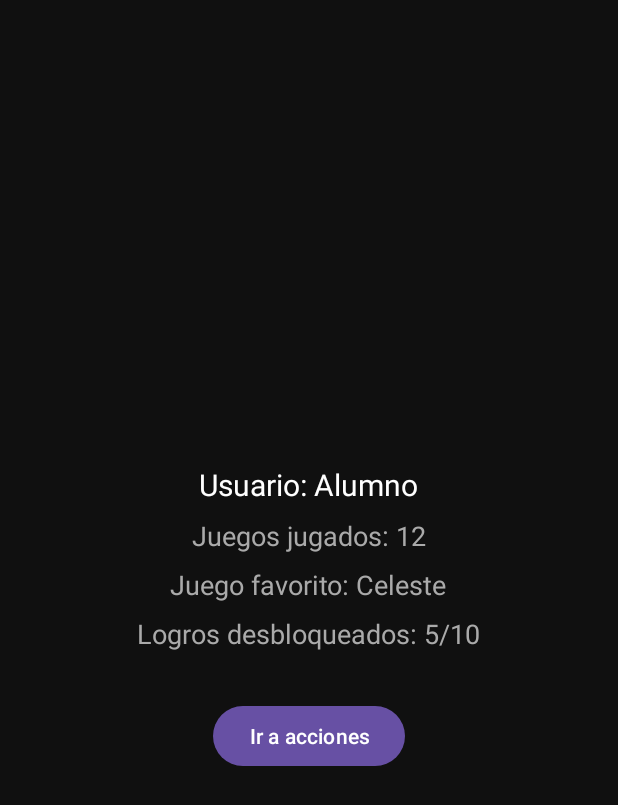
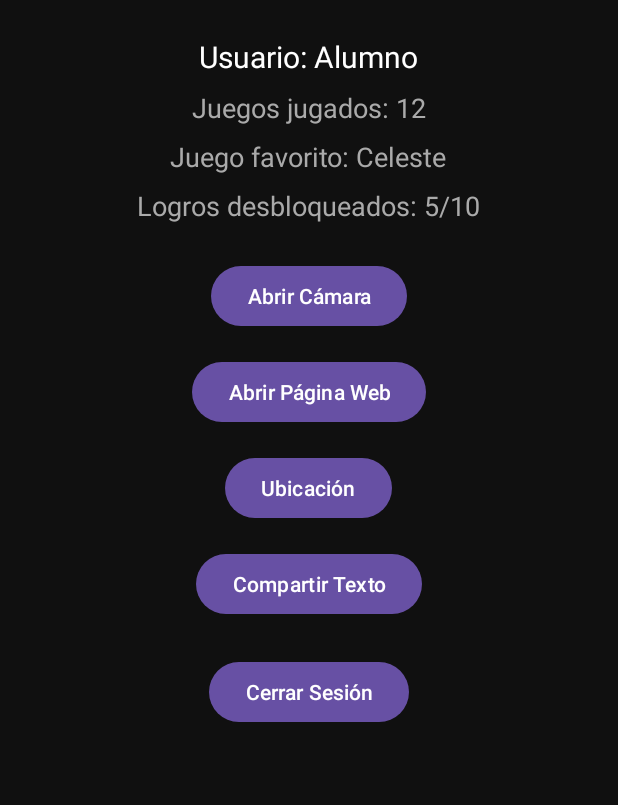
Before and after one commit to MarcoRico02/evaluacion1, an Android app: the ProfileActivity screen opened directly, with no data from a screen before it, on a phone screen of 412 x 824 dp. Shown: the top 805 px of the screen. Run offline under Robolectric (Android 15) with nearby library versions, the phone set to English and light mode, and no system bars.

Commit message:
Funcionalidad adicional

```diff
--- a/app/src/main/res/layout/activity_profile.xml
+++ b/app/src/main/res/layout/activity_profile.xml
@@ -1,12 +1,17 @@
 <?xml version="1.0" encoding="utf-8"?>
-<LinearLayout xmlns:android="http://schemas.android.com/apk/res/android"
-    android:orientation="vertical"
-    android:gravity="center"
-    android:padding="24dp"
+<ScrollView xmlns:android="http://schemas.android.com/apk/res/android"
     android:background="#101010"
     android:layout_width="match_parent"
     android:layout_height="match_parent">
 
+    <LinearLayout
+        android:orientation="vertical"
+        android:gravity="center"
+        android:padding="24dp"
+        android:layout_width="match_parent"
+        android:layout_height="wrap_content">
+
+        <!-- DASHBOARD / PARTE 3 -->
         <TextView
             android:id="@+id/tvUsername"
             android:textColor="#FFFFFF"
@@ -38,10 +43,41 @@
             android:layout_width="wrap_content"
             android:layout_height="wrap_content"/>
 
+        <!-- ACCIONES / PARTE 4 -->
         <Button
-        android:onClick="goToActions"
-        android:text="Ir a acciones"
-        android:layout_marginTop="32dp"
+            android:text="Abrir Cámara"
+            android:onClick="openCamera"
+            android:layout_marginTop="24dp"
             android:layout_width="wrap_content"
             android:layout_height="wrap_content"/>
+
+        <Button
+            android:text="Abrir Página Web"
+            android:onClick="openWeb"
+            android:layout_marginTop="16dp"
+            android:layout_width="wrap_content"
+            android:layout_height="wrap_content"/>
+
+        <Button
+            android:text="Ubicación"
+            android:onClick="openLocation"
+            android:layout_marginTop="16dp"
+            android:layout_width="wrap_content"
+            android:layout_height="wrap_content"/>
+
+        <Button
+            android:text="Compartir Texto"
+            android:onClick="shareText"
+            android:layout_marginTop="16dp"
+            android:layout_width="wrap_content"
+            android:layout_height="wrap_content"/>
+
+        <Button
+            android:text="Cerrar Sesión"
+            android:onClick="logout"
+            android:layout_marginTop="24dp"
+            android:layout_width="wrap_content"
+            android:layout_height="wrap_content"/>
+
     </LinearLayout>
+</ScrollView>
```
Lines whose indentation alone changed are shown as unchanged.
